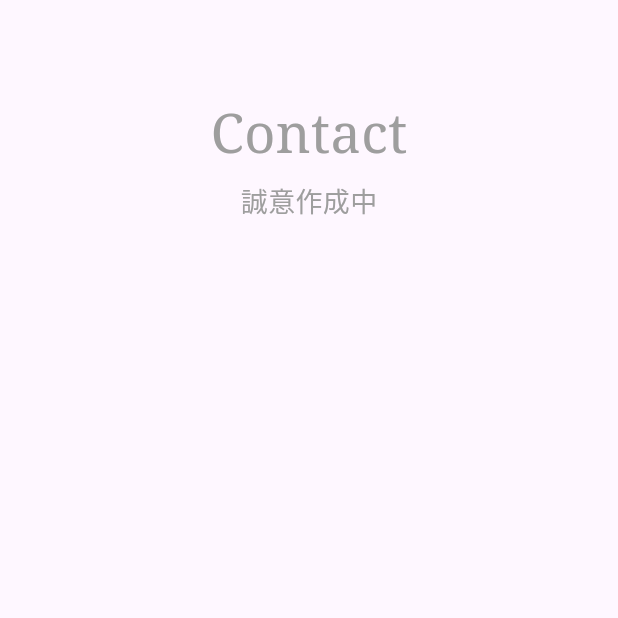
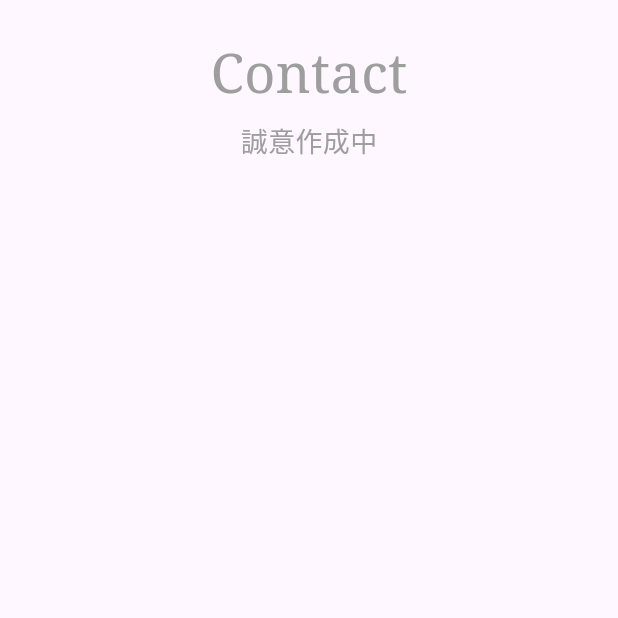
Before and after one commit to xxminamixx/KMPortfolio, a Flutter app: the ContactScreen screen opened by its route, on a phone screen of 412 x 824 dp, the top half of it. Run offline on Flutter 3.47's test engine with Material 3 defaults, Android fonts, the phone set to English and light mode, and no system bars; our stand-ins replace flutter_riverpod, go_router, google_fonts.

Commit message:
各画面をレスポンシブ対応にし、モバイル幅での余白過多を解消
固定 EdgeInsets.all(64) を全画面で使っていたため、モバイル幅では
実質的なコンテンツ幅が狭くなりすぎていた。ResponsivePage
(core/widgets/responsive_page.dart) を導入し、ビューポート幅に応じて
パディングを 24/40/64 で切り替え、デスクトップでは最大幅 960 に
コンテンツを収める。

Co-Authored-By: Claude Sonnet 5 <noreply@anthropic.com>

```diff
--- /dev/null
+++ b/lib/core/widgets/responsive_page.dart
@@ -0,0 +1,37 @@
+import 'package:flutter/material.dart';
+
+/// Padding that shrinks on narrow (mobile) screens and grows on wide
+/// (desktop) screens, instead of a single fixed margin for every viewport.
+EdgeInsets responsivePagePadding(double width) {
+  if (width < 600) return const EdgeInsets.all(24);
+  if (width < 1024) return const EdgeInsets.all(40);
+  return const EdgeInsets.all(64);
+}
+
+/// Wraps [child] in a scrollable, centered container whose width is capped
+/// at [maxWidth] so text doesn't stretch edge-to-edge on wide desktop
+/// screens, with padding that adapts to the viewport via
+/// [responsivePagePadding].
+class ResponsivePage extends StatelessWidget {
+  const ResponsivePage({super.key, required this.child, this.maxWidth = 960});
+
+  final Widget child;
+  final double maxWidth;
+
+  @override
+  Widget build(BuildContext context) {
+    final double width = MediaQuery.sizeOf(context).width;
+
+    return SingleChildScrollView(
+      child: Center(
+        child: ConstrainedBox(
+          constraints: BoxConstraints(maxWidth: maxWidth),
+          child: Padding(
+            padding: responsivePagePadding(width),
+            child: child,
+          ),
+        ),
+      ),
+    );
+  }
+}
--- a/lib/features/contact/presentation/contact_screen.dart
+++ b/lib/features/contact/presentation/contact_screen.dart
@@ -1,5 +1,6 @@
 import 'package:flutter/material.dart';
 import 'package:km_portfolio/core/theme/app_text_style.dart';
+import 'package:km_portfolio/core/widgets/responsive_page.dart';
 
 class ContactScreen extends StatelessWidget {
   const ContactScreen({super.key});
@@ -7,10 +8,7 @@ class ContactScreen extends StatelessWidget {
   @override
   Widget build(BuildContext context) {
     return Scaffold(
-      body: SingleChildScrollView(
-          child: Container(
-              margin: const EdgeInsets.all(64),
-              child: Center(
+      body: ResponsivePage(
         child: Column(
           children: <Widget> [
             Text('Contact',
@@ -20,9 +18,7 @@ class ContactScreen extends StatelessWidget {
               style: AppTextStyle.lato(size: 18),
             )
           ],
-                  )
-              )
-          )
+        ),
       ),
     );
   }
--- a/lib/features/home/presentation/home_screen.dart
+++ b/lib/features/home/presentation/home_screen.dart
@@ -3,6 +3,7 @@ import 'package:go_router/go_router.dart';
 import 'package:km_portfolio/core/router/app_router.dart';
 import 'package:km_portfolio/core/theme/app_text_style.dart';
 import 'package:km_portfolio/core/widgets/app_text_button.dart';
+import 'package:km_portfolio/core/widgets/responsive_page.dart';
 import 'package:km_portfolio/features/home/presentation/widgets/social_link_button.dart';
 
 class HomeScreen extends StatelessWidget {
@@ -10,8 +11,12 @@ class HomeScreen extends StatelessWidget {
 
   @override
   Widget build(BuildContext context) {
+    final double width = MediaQuery.sizeOf(context).width;
+
     return Scaffold(
       body: Center(
+        child: Padding(
+          padding: responsivePagePadding(width),
           child: Column(
             mainAxisAlignment: MainAxisAlignment.center,
             children: <Widget>[
@@ -60,6 +65,7 @@ class HomeScreen extends StatelessWidget {
             ],
           ),
         ),
+      ),
     );
   }
 }
```
Also changed, not shown: lib/features/career/presentation/career_screen.dart (+2 -6 lines), lib/features/profile/presentation/profile_screen.dart (+2 -6 lines), lib/features/skills/presentation/skills_screen.dart (+2 -6 lines). Lines whose indentation alone changed are shown as unchanged.
